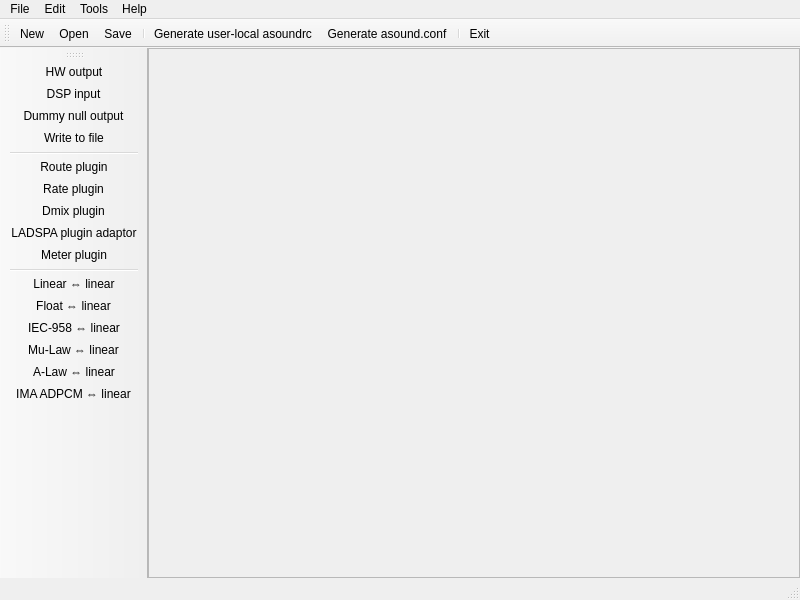
Qt form ui/mainwindow.ui (kernel1024/aplugedit) before a commit.
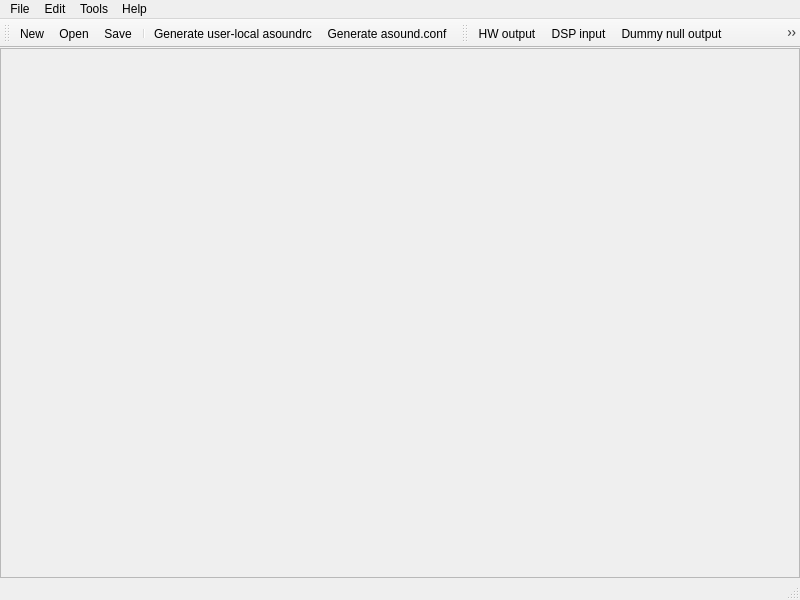
The same form after that commit. Icons and pictures are not drawn.

What changed in the file:
```diff
--- a/ui/mainwindow.ui
+++ b/ui/mainwindow.ui
@@ -40,7 +40,7 @@
         <rect>
          <x>0</x>
          <y>0</y>
-         <width>760</width>
+         <width>798</width>
          <height>517</height>
         </rect>
        </property>
@@ -129,15 +129,13 @@
    <addaction name="separator"/>
    <addaction name="actionFileGenerate"/>
    <addaction name="actionFileGeneratePart"/>
-   <addaction name="separator"/>
-   <addaction name="actionFileExit"/>
   </widget>
   <widget class="QToolBar" name="toolBarTools">
    <property name="windowTitle">
     <string>toolBar</string>
    </property>
    <attribute name="toolBarArea">
-    <enum>LeftToolBarArea</enum>
+    <enum>TopToolBarArea</enum>
    </attribute>
    <attribute name="toolBarBreak">
     <bool>false</bool>
```
